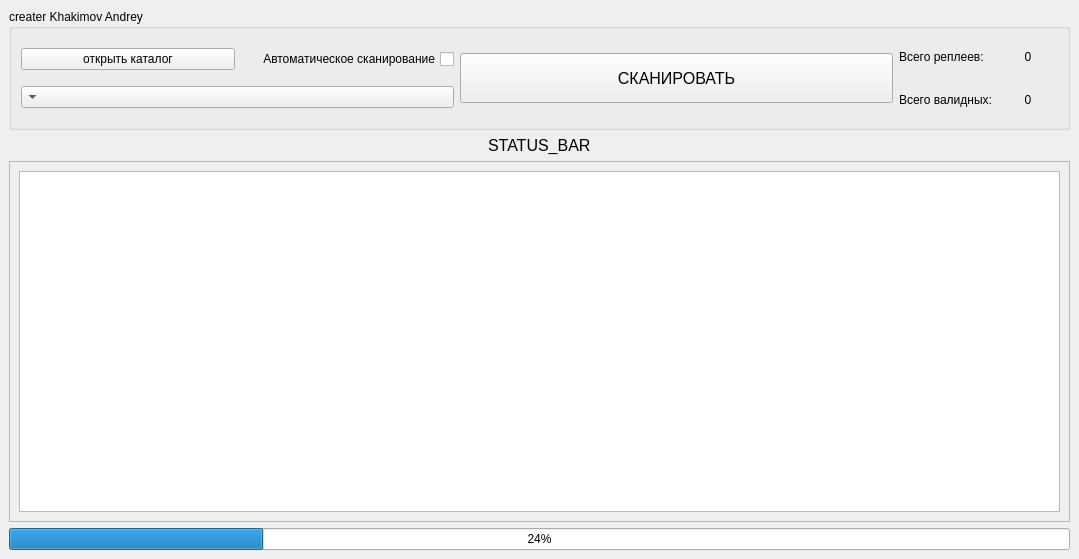
Qt form mainwindow.ui (hakim-xac/wstr6_qt) before a commit.
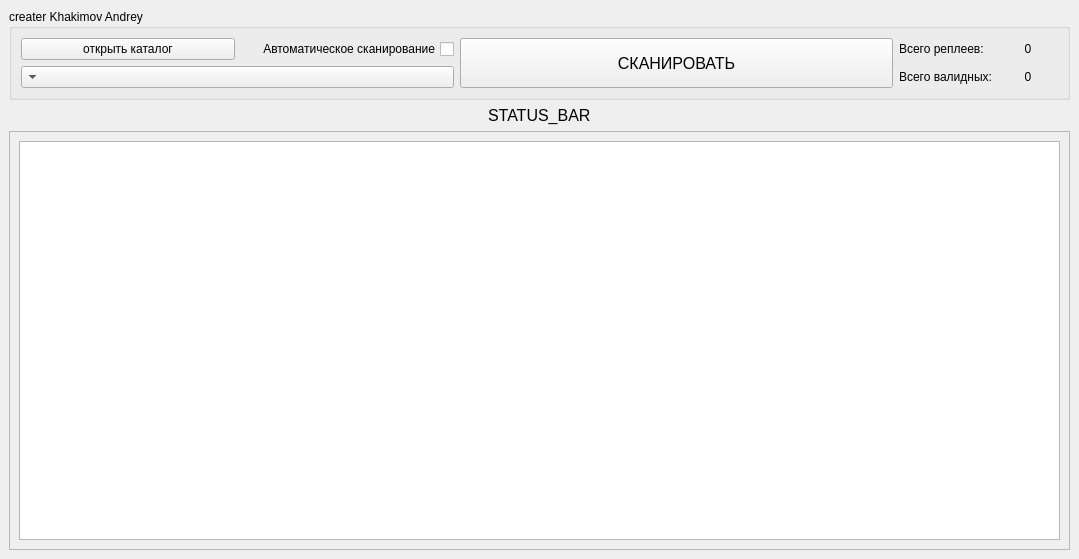
The same form after that commit.

Commit message: fix bugs: error linking table to window dimensions

Patch:
```diff
--- a/mainwindow.ui
+++ b/mainwindow.ui
@@ -252,10 +252,16 @@
     </item>
     <item>
      <widget class="QFrame" name="frame">
+      <property name="sizePolicy">
+       <sizepolicy hsizetype="Expanding" vsizetype="Expanding">
+        <horstretch>0</horstretch>
+        <verstretch>0</verstretch>
+       </sizepolicy>
+      </property>
       <property name="maximumSize">
        <size>
-        <width>1061</width>
-        <height>361</height>
+        <width>16777215</width>
+        <height>16777215</height>
        </size>
       </property>
       <property name="frameShape">
@@ -267,10 +273,16 @@
       <layout class="QVBoxLayout" name="verticalLayout_4">
        <item>
         <widget class="QTableWidget" name="tableWidget">
+         <property name="sizePolicy">
+          <sizepolicy hsizetype="Expanding" vsizetype="Expanding">
+           <horstretch>0</horstretch>
+           <verstretch>0</verstretch>
+          </sizepolicy>
+         </property>
          <property name="maximumSize">
           <size>
-           <width>1061</width>
-           <height>361</height>
+           <width>16777215</width>
+           <height>16777215</height>
           </size>
          </property>
          <property name="font">
@@ -283,13 +295,6 @@
       </layout>
      </widget>
     </item>
-    <item>
-     <widget class="QProgressBar" name="progressBar">
-      <property name="value">
-       <number>24</number>
-      </property>
-     </widget>
-    </item>
    </layout>
   </widget>
   <widget class="QMenuBar" name="menubar">
```
The commit also changes 2 other files.
